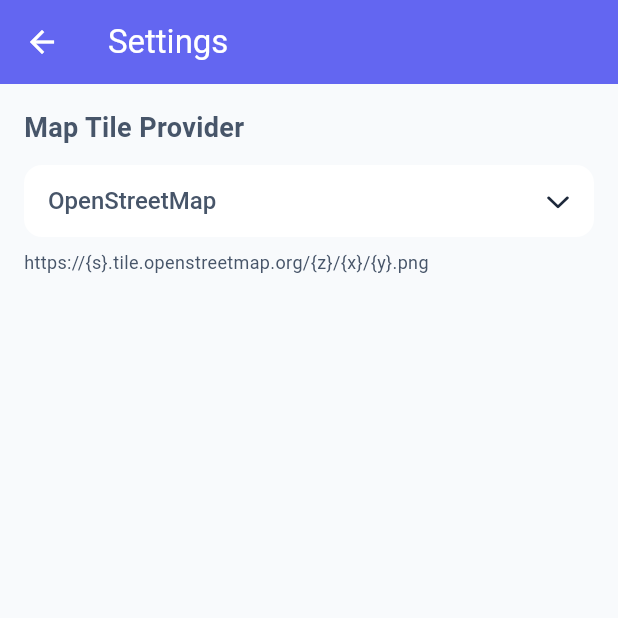
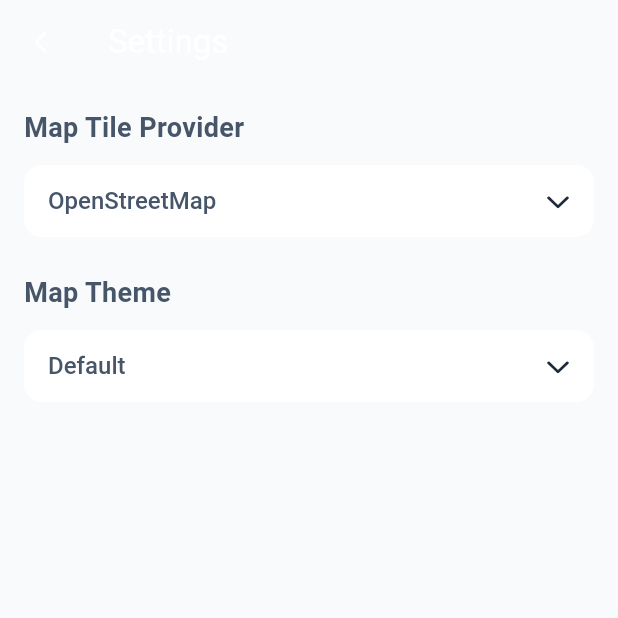
Before and after one commit to ChristianAlessandri/yourworld, a Flutter app: the SettingsScreen screen opened directly, on a phone screen of 412 x 824 dp, the top half of it. Run offline on Flutter 3.47's test engine with Material 3 defaults, Android fonts, the phone set to English and light mode, and no system bars; our stand-ins replace fluentui_system_icons, flutter_map, hive, hive_flutter, latlong2; accounts and stored records are empty; statements that could not run were skipped.

Commit message:
made tailwind palettes and added map theme in settings

```diff
--- a/lib/core/constants/app_colors.dart
+++ b/lib/core/constants/app_colors.dart
@@ -1,84 +1,50 @@
 import 'package:flutter/material.dart';
+import 'package:yourworld/core/constants/tailwind_colors.dart';
 
 class AppColors {
   AppColors._();
 
   // =====================
-  // TAILWIND BASE COLORS
-  // =====================
-  // Indigo
-  static const tailwindIndigo400 = Color(0xFF818CF8);
-  static const tailwindIndigo500 = Color(0xFF6366F1);
-  static const tailwindIndigo600 = Color(0xFF4F46E5);
-
-  // Rose
-  static const tailwindRose400 = Color(0xFFFB7185);
-  static const tailwindRose500 = Color(0xFFF43F5E);
-  static const tailwindRose600 = Color(0xFFE11D48);
-
-  // Slate (neutri, background, testo)
-  static const tailwindSlate50 = Color(0xFFF8FAFC);
-  static const tailwindSlate100 = Color(0xFFF1F5F9);
-  static const tailwindSlate200 = Color(0xFFE2E8F0);
-  static const tailwindSlate400 = Color(0xFF94A3B8);
-  static const tailwindSlate600 = Color(0xFF475569);
-  static const tailwindSlate700 = Color(0xFF334155);
-  static const tailwindSlate800 = Color(0xFF1E293B);
-  static const tailwindSlate900 = Color(0xFF0F172A);
-
-  // Green
-  static const tailwindGreen500 = Color(0xFF22C55E);
-
-  // Red
-  static const tailwindRed500 = Color(0xFFEF4444);
-
-  // Amber
-  static const tailwindAmber500 = Color(0xFFF59E0B);
-
-  // Sky
-  static const tailwindSky500 = Color(0xFF0EA5E9);
-
-  // =====================
   // LIGHT THEME
   // =====================
-  static const lightPrimary = tailwindIndigo500;
-  static const lightPrimaryVariant = tailwindIndigo600;
-  static const lightSecondary = tailwindRose500;
-  static const lightSecondaryVariant = tailwindRose600;
+  static const lightPrimary = TailwindColors.indigo500;
+  static const lightPrimaryVariant = TailwindColors.indigo600;
+  static const lightSecondary = TailwindColors.rose500;
+  static const lightSecondaryVariant = TailwindColors.rose600;
 
-  static const lightBackground = tailwindSlate50;
+  static const lightBackground = TailwindColors.slate50;
   static const lightSurface = Colors.white;
-  static const lightCard = tailwindSlate100;
+  static const lightCard = TailwindColors.slate100;
 
-  static const lightTextPrimary = tailwindSlate800;
-  static const lightTextSecondary = tailwindSlate600;
+  static const lightTextPrimary = TailwindColors.slate800;
+  static const lightTextSecondary = TailwindColors.slate600;
   static const lightTextOnPrimary = Colors.white;
 
-  static const lightDivider = tailwindSlate200;
+  static const lightDivider = TailwindColors.slate200;
 
   // =====================
   // DARK THEME
   // =====================
-  static const darkPrimary = tailwindIndigo400;
-  static const darkPrimaryVariant = tailwindIndigo500;
-  static const darkSecondary = tailwindRose400;
-  static const darkSecondaryVariant = tailwindRose500;
+  static const darkPrimary = TailwindColors.indigo400;
+  static const darkPrimaryVariant = TailwindColors.indigo500;
+  static const darkSecondary = TailwindColors.rose400;
+  static const darkSecondaryVariant = TailwindColors.rose500;
 
-  static const darkBackground = tailwindSlate900;
-  static const darkSurface = tailwindSlate800;
-  static const darkCard = tailwindSlate700;
+  static const darkBackground = TailwindColors.slate900;
+  static const darkSurface = TailwindColors.slate800;
+  static const darkCard = TailwindColors.slate700;
 
-  static const darkTextPrimary = tailwindSlate100;
-  static const darkTextSecondary = tailwindSlate400;
+  static const darkTextPrimary = TailwindColors.slate100;
+  static const darkTextSecondary = TailwindColors.slate400;
   static const darkTextOnPrimary = Colors.white;
 
-  static const darkDivider = tailwindSlate600;
+  static const darkDivider = TailwindColors.slate600;
 
   // =====================
   // STATUS (shared)
   // =====================
-  static const success = tailwindGreen500;
-  static const error = tailwindRed500;
-  static const warning = tailwindAmber500;
-  static const info = tailwindSky500;
+  static const success = TailwindColors.green500;
+  static const error = TailwindColors.red500;
+  static const warning = TailwindColors.amber500;
+  static const info = TailwindColors.sky500;
 }
--- a/lib/core/constants/app_palettes.dart
+++ b/lib/core/constants/map_palettes.dart
@@ -1,4 +1,5 @@
 import 'package:flutter/material.dart';
+import 'package:yourworld/core/constants/tailwind_colors.dart';
 
 class StatusColorPalette {
   final Color visited;
@@ -12,22 +13,22 @@ class StatusColorPalette {
   });
 }
 
-class AppPalettes {
+class MapPalettes {
   static const Map<String, StatusColorPalette> palettes = {
     'default': StatusColorPalette(
-      visited: Colors.blueAccent,
-      lived: Colors.green,
-      want: Colors.orange,
+      visited: TailwindColors.sky500,
+      lived: TailwindColors.violet500,
+      want: TailwindColors.rose500,
     ),
     'dark': StatusColorPalette(
-      visited: Colors.indigo,
-      lived: Colors.teal,
-      want: Colors.deepOrange,
+      visited: TailwindColors.sky700,
+      lived: TailwindColors.violet700,
+      want: TailwindColors.rose700,
     ),
     'pastel': StatusColorPalette(
-      visited: Color(0xFFAEC6CF),
-      lived: Color(0xFFFFB347),
-      want: Color(0xFFFF6961),
+      visited: TailwindColors.sky300,
+      lived: TailwindColors.violet300,
+      want: TailwindColors.rose300,
     ),
   };
 
--- /dev/null
+++ b/lib/core/constants/tailwind_colors.dart
@@ -0,0 +1,292 @@
+import 'package:flutter/material.dart';
+
+class TailwindColors {
+  TailwindColors._();
+
+  // Tailwind v3 default color palette (50–950)
+  // Slate
+  static const slate50 = Color(0xFFF8FAFC);
+  static const slate100 = Color(0xFFF1F5F9);
+  static const slate200 = Color(0xFFE2E8F0);
+  static const slate300 = Color(0xFFCBD5E1);
+  static const slate400 = Color(0xFF94A3B8);
+  static const slate500 = Color(0xFF64748B);
+  static const slate600 = Color(0xFF475569);
+  static const slate700 = Color(0xFF334155);
+  static const slate800 = Color(0xFF1E293B);
+  static const slate900 = Color(0xFF0F172A);
+  static const slate950 = Color(0xFF020617);
+
+  // Gray
+  static const gray50 = Color(0xFFF9FAFB);
+  static const gray100 = Color(0xFFF3F4F6);
+  static const gray200 = Color(0xFFE5E7EB);
+  static const gray300 = Color(0xFFD1D5DB);
+  static const gray400 = Color(0xFF9CA3AF);
+  static const gray500 = Color(0xFF6B7280);
+  static const gray600 = Color(0xFF4B5563);
+  static const gray700 = Color(0xFF374151);
+  static const gray800 = Color(0xFF1F2937);
+  static const gray900 = Color(0xFF111827);
+  static const gray950 = Color(0xFF030712);
+
+  // Zinc
+  static const zinc50 = Color(0xFFFAFAFA);
+  static const zinc100 = Color(0xFFF4F4F5);
+  static const zinc200 = Color(0xFFE4E4E7);
+  static const zinc300 = Color(0xFFD4D4D8);
+  static const zinc400 = Color(0xFFA1A1AA);
+  static const zinc500 = Color(0xFF71717A);
+  static const zinc600 = Color(0xFF52525B);
+  static const zinc700 = Color(0xFF3F3F46);
+  static const zinc800 = Color(0xFF27272A);
+  static const zinc900 = Color(0xFF18181B);
+  static const zinc950 = Color(0xFF09090B);
+
+  // Neutral
+  static const neutral50 = Color(0xFFFAFAFA);
+  static const neutral100 = Color(0xFFF5F5F5);
+  static const neutral200 = Color(0xFFE5E5E5);
+  static const neutral300 = Color(0xFFD4D4D4);
+  static const neutral400 = Color(0xFFA3A3A3);
+  static const neutral500 = Color(0xFF737373);
+  static const neutral600 = Color(0xFF525252);
+  static const neutral700 = Color(0xFF404040);
+  static const neutral800 = Color(0xFF262626);
+  static const neutral900 = Color(0xFF171717);
+  static const neutral950 = Color(0xFF0A0A0A);
+
+  // Stone
+  static const stone50 = Color(0xFFFAFAF9);
+  static const stone100 = Color(0xFFF5F5F4);
+  static const stone200 = Color(0xFFE7E5E4);
+  static const stone300 = Color(0xFFD6D3D1);
+  static const stone400 = Color(0xFFA8A29E);
+  static const stone500 = Color(0xFF78716C);
+  static const stone600 = Color(0xFF57534E);
+  static const stone700 = Color(0xFF44403C);
+  static const stone800 = Color(0xFF292524);
+  static const stone900 = Color(0xFF1C1917);
+  static const stone950 = Color(0xFF0C0A09);
+
+  // Red
+  static const red50 = Color(0xFFFEF2F2);
+  static const red100 = Color(0xFFFEE2E2);
+  static const red200 = Color(0xFFFECACA);
+  static const red300 = Color(0xFFFCA5A5);
+  static const red400 = Color(0xFFF87171);
+  static const red500 = Color(0xFFEF4444);
+  static const red600 = Color(0xFFDC2626);
+  static const red700 = Color(0xFFB91C1C);
+  static const red800 = Color(0xFF991B1B);
+  static const red900 = Color(0xFF7F1D1D);
+  static const red950 = Color(0xFF450A0A);
+
+  // Orange
+  static const orange50 = Color(0xFFFFF7ED);
+  static const orange100 = Color(0xFFFFEDD5);
+  static const orange200 = Color(0xFFFED7AA);
+  static const orange300 = Color(0xFFFDBA74);
+  static const orange400 = Color(0xFFFB923C);
+  static const orange500 = Color(0xFFF97316);
+  static const orange600 = Color(0xFFEA580C);
+  static const orange700 = Color(0xFFC2410C);
+  static const orange800 = Color(0xFF9A3412);
+  static const orange900 = Color(0xFF7C2D12);
+  static const orange950 = Color(0xFF431407);
+
+  // Amber
+  static const amber50 = Color(0xFFFFFBEB);
+  static const amber100 = Color(0xFFFEF3C7);
+  static const amber200 = Color(0xFFFDE68A);
+  static const amber300 = Color(0xFFFCD34D);
+  static const amber400 = Color(0xFFFBBF24);
+  static const amber500 = Color(0xFFF59E0B);
+  static const amber600 = Color(0xFFD97706);
+  static const amber700 = Color(0xFFB45309);
+  static const amber800 = Color(0xFF92400E);
+  static const amber900 = Color(0xFF78350F);
+  static const amber950 = Color(0xFF451A03);
+
+  // Yellow
+  static const yellow50 = Color(0xFFFEFCE8);
+  static const yellow100 = Color(0xFFFEF9C3);
+  static const yellow200 = Color(0xFFFEF08A);
+  static const yellow300 = Color(0xFFFDE047);
+  static const yellow400 = Color(0xFFFACC15);
+  static const yellow500 = Color(0xFFEAB308);
+  static const yellow600 = Color(0xFFCA8A04);
+  static const yellow700 = Color(0xFFA16207);
+  static const yellow800 = Color(0xFF854D0E);
+  static const yellow900 = Color(0xFF713F12);
+  static const yellow950 = Color(0xFF422006);
+
+  // Lime
+  static const lime50 = Color(0xFFF7FEE7);
+  static const lime100 = Color(0xFFECFCCB);
+  static const lime200 = Color(0xFFD9F99D);
+  static const lime300 = Color(0xFFBEF264);
+  static const lime400 = Color(0xFFA3E635);
+  static const lime500 = Color(0xFF84CC16);
+  static const lime600 = Color(0xFF65A30D);
+  static const lime700 = Color(0xFF4D7C0F);
+  static const lime800 = Color(0xFF3F6212);
+  static const lime900 = Color(0xFF365314);
+  static const lime950 = Color(0xFF1A2E05);
+
+  // Green
+  static const green50 = Color(0xFFF0FDF4);
+  static const green100 = Color(0xFFDCFCE7);
+  static const green200 = Color(0xFFBBF7D0);
+  static const green300 = Color(0xFF86EFAC);
+  static const green400 = Color(0xFF4ADE80);
+  static const green500 = Color(0xFF22C55E);
+  static const green600 = Color(0xFF16A34A);
+  static const green700 = Color(0xFF15803D);
+  static const green800 = Color(0xFF166534);
+  static const green900 = Color(0xFF14532D);
+  static const green950 = Color(0xFF052E16);
+
+  // Emerald
+  static const emerald50 = Color(0xFFECFDF5);
+  static const emerald100 = Color(0xFFD1FAE5);
+  static const emerald200 = Color(0xFFA7F3D0);
+  static const emerald300 = Color(0xFF6EE7B7);
+  static const emerald400 = Color(0xFF34D399);
+  static const emerald500 = Color(0xFF10B981);
+  static const emerald600 = Color(0xFF059669);
+  static const emerald700 = Color(0xFF047857);
+  static const emerald800 = Color(0xFF065F46);
+  static const emerald900 = Color(0xFF064E3B);
+  static const emerald950 = Color(0xFF022C22);
+
+  // Teal
+  static const teal50 = Color(0xFFF0FDFA);
+  static const teal100 = Color(0xFFCCFBF1);
+  static const teal200 = Color(0xFF99F6E4);
+  static const teal300 = Color(0xFF5EEAD4);
+  static const teal400 = Color(0xFF2DD4BF);
+  static const teal500 = Color(0xFF14B8A6);
+  static const teal600 = Color(0xFF0D9488);
+  static const teal700 = Color(0xFF0F766E);
+  static const teal800 = Color(0xFF115E59);
+  static const teal900 = Color(0xFF134E4A);
+  static const teal950 = Color(0xFF042F2E);
+
+  // Cyan
+  static const cyan50 = Color(0xFFECFEFF);
+  static const cyan100 = Color(0xFFCFFAFE);
+  static const cyan200 = Color(0xFFA5F3FC);
+  static const cyan300 = Color(0xFF67E8F9);
+  static const cyan400 = Color(0xFF22D3EE);
+  static const cyan500 = Color(0xFF06B6D4);
+  static const cyan600 = Color(0xFF0891B2);
+  static const cyan700 = Color(0xFF0E7490);
+  static const cyan800 = Color(0xFF155E75);
+  static const cyan900 = Color(0xFF164E63);
+  static const cyan950 = Color(0xFF083344);
+
+  // Sky
+  static const sky50 = Color(0xFFF0F9FF);
+  static const sky100 = Color(0xFFE0F2FE);
+  static const sky200 = Color(0xFFBAE6FD);
+  static const sky300 = Color(0xFF7DD3FC);
+  static const sky400 = Color(0xFF38BDF8);
+  static const sky500 = Color(0xFF0EA5E9);
+  static const sky600 = Color(0xFF0284C7);
+  static const sky700 = Color(0xFF0369A1);
+  static const sky800 = Color(0xFF075985);
+  static const sky900 = Color(0xFF0C4A6E);
+  static const sky950 = Color(0xFF082F49);
+
+  // Blue
+  static const blue50 = Color(0xFFEFF6FF);
+  static const blue100 = Color(0xFFDBEAFE);
+  static const blue200 = Color(0xFFBFDBFE);
+  static const blue300 = Color(0xFF93C5FD);
+  static const blue400 = Color(0xFF60A5FA);
+  static const blue500 = Color(0xFF3B82F6);
+  static const blue600 = Color(0xFF2563EB);
+  static const blue700 = Color(0xFF1D4ED8);
+  static const blue800 = Color(0xFF1E40AF);
+  static const blue900 = Color(0xFF1E3A8A);
+  static const blue950 = Color(0xFF3B0764);
+
+  // Indigo
+  static const indigo50 = Color(0xFFEEF2FF);
+  static const indigo100 = Color(0xFFE0E7FF);
+  static const indigo200 = Color(0xFFC7D2FE);
+  static const indigo300 = Color(0xFFA5B4FC);
+  static const indigo400 = Color(0xFF818CF8);
+  static const indigo500 = Color(0xFF6366F1);
+  static const indigo600 = Color(0xFF4F46E5);
+  static const indigo700 = Color(0xFF4338CA);
+  static const indigo800 = Color(0xFF3730A3);
+  static const indigo900 = Color(0xFF312E81);
+  static const indigo950 = Color(0xFF1E1B4B);
+
+  // Violet
+  static const violet50 = Color(0xFFF5F3FF);
+  static const violet100 = Color(0xFFEDE9FE);
+  static const violet200 = Color(0xFFDDD6FE);
+  static const violet300 = Color(0xFFC4B5FD);
+  static const violet400 = Color(0xFFA78BFA);
+  static const violet500 = Color(0xFF8B5CF6);
+  static const violet600 = Color(0xFF7C3AED);
+  static const violet700 = Color(0xFF6D28D9);
+  static const violet800 = Color(0xFF5B21B6);
+  static const violet900 = Color(0xFF4C1D95);
+  static const violet950 = Color(0xFF32126B);
+
+  // Purple
+  static const purple50 = Color(0xFFFAF5FF);
+  static const purple100 = Color(0xFFF3E8FF);
+  static const purple200 = Color(0xFFE9D5FF);
+  static const purple300 = Color(0xFFD8B4FE);
+  static const purple400 = Color(0xFFC084FC);
+  static const purple500 = Color(0xFFA855F7);
+  static const purple600 = Color(0xFF9333EA);
+  static const purple700 = Color(0xFF7E22CE);
+  static const purple800 = Color(0xFF6B21A8);
+  static const purple900 = Color(0xFF581C87);
+  static const purple950 = Color(0xFF3D0764);
+
+  // Fuchsia
+  static const fuchsia50 = Color(0xFFFDF4FF);
+  static const fuchsia100 = Color(0xFFFAE8FF);
+  static const fuchsia200 = Color(0xFFF5D0FE);
+  static const fuchsia300 = Color(0xFFF0ABFC);
+  static const fuchsia400 = Color(0xFFE879F9);
+  static const fuchsia500 = Color(0xFFD946EF);
+  static const fuchsia600 = Color(0xFFC026D3);
+  static const fuchsia700 = Color(0xFFA21CAF);
+  static const fuchsia800 = Color(0xFF86198F);
+  static const fuchsia900 = Color(0xFF701A75);
+  static const fuchsia950 = Color(0xFF4A044E);
+
+  // Pink
+  static const pink50 = Color(0xFFFDF2F8);
+  static const pink100 = Color(0xFFFCE7F3);
+  static const pink200 = Color(0xFFFBCFE8);
+  static const pink300 = Color(0xFFF9A8D4);
+  static const pink400 = Color(0xFFF472B6);
+  static const pink500 = Color(0xFFEC4899);
+  static const pink600 = Color(0xFFDB2777);
+  static const pink700 = Color(0xFFBE185D);
+  static const pink800 = Color(0xFF9D174D);
+  static const pink900 = Color(0xFF831843);
+  static const pink950 = Color(0xFF500724);
+
+  // Rose
+  static const rose50 = Color(0xFFFFF1F2);
+  static const rose100 = Color(0xFFFFE4E6);
+  static const rose200 = Color(0xFFFECDD3);
+  static const rose300 = Color(0xFFFDA4AF);
+  static const rose400 = Color(0xFFFB7185);
+  static const rose500 = Color(0xFFF43F5E);
+  static const rose600 = Color(0xFFE11D48);
+  static const rose700 = Color(0xFFBE123C);
+  static const rose800 = Color(0xFF9F1239);
+  static const rose900 = Color(0xFF881337);
+  static const rose950 = Color(0xFF4C0519);
+}
--- a/lib/presentation/screens/map_screen.dart
+++ b/lib/presentation/screens/map_screen.dart
@@ -6,7 +6,7 @@ import 'package:yourworld/core/constants/app_buttons.dart';
 import 'package:yourworld/core/constants/app_colors.dart';
 import 'package:yourworld/core/constants/app_constants.dart';
 import 'package:yourworld/core/constants/app_dropdown.dart';
-import 'package:yourworld/core/constants/app_palettes.dart';
+import 'package:yourworld/core/constants/map_palettes.dart';
 import 'package:yourworld/core/hive/app_hive.dart';
 import 'package:yourworld/core/services/country_service.dart';
 import 'package:yourworld/core/user_settings/user_settings_manager.dart';
@@ -104,7 +104,7 @@ class _MapScreenState extends State<MapScreen> {
             .map((p) => Polygon(
                   points: p.points,
                   color: color,
-                  borderColor: Colors.black,
+                  borderColor: Colors.transparent,
                   borderStrokeWidth: 1.0,
                 ))
             .toList();
@@ -118,15 +118,15 @@ class _MapScreenState extends State<MapScreen> {
 
   Color _getColorForStatus(CountryStatus status) {
     final paletteKey = UserSettingsManager.settings.mapTheme;
-    final palette = AppPalettes.getPalette(paletteKey);
+    final palette = MapPalettes.getPalette(paletteKey);
 
     switch (status) {
       case CountryStatus.visited:
-        return palette.visited.withAlpha(128);
+        return palette.visited;
       case CountryStatus.lived:
-        return palette.lived.withAlpha(128);
+        return palette.lived;
       case CountryStatus.want:
-        return palette.want.withAlpha(128);
+        return palette.want;
       default:
         return Colors.transparent;
     }
--- a/lib/presentation/screens/settings_screen.dart
+++ b/lib/presentation/screens/settings_screen.dart
@@ -1,7 +1,10 @@
+import 'package:fluentui_system_icons/fluentui_system_icons.dart';
 import 'package:flutter/material.dart';
+import 'package:yourworld/core/constants/map_palettes.dart';
 import 'package:yourworld/core/user_settings/map_url_templates.dart';
 import 'package:yourworld/core/user_settings/user_settings_manager.dart';
 import 'package:yourworld/core/constants/app_dropdown.dart';
+import 'package:yourworld/core/utils/utils.dart';
 
 class SettingsScreen extends StatefulWidget {
   const SettingsScreen({super.key});
@@ -12,11 +15,13 @@ class SettingsScreen extends StatefulWidget {
 
 class _SettingsScreenState extends State<SettingsScreen> {
   late String selectedUrl;
+  late String selectedTheme;
 
   @override
   void initState() {
     super.initState();
     selectedUrl = UserSettingsManager.settings.mapUrlTemplate;
+    selectedTheme = UserSettingsManager.settings.mapTheme;
   }
 
   void _onMapUrlChanged(String? newUrl) {
@@ -27,15 +32,30 @@ class _SettingsScreenState extends State<SettingsScreen> {
     UserSettingsManager.setMapUrlTemplate(newUrl);
   }
 
+  void _onMapThemeChanged(String? newTheme) {
+    if (newTheme == null) return;
+    setState(() {
+      selectedTheme = newTheme;
+    });
+    UserSettingsManager.setMapTheme(newTheme);
+  }
+
   @override
   Widget build(BuildContext context) {
     return Scaffold(
-      appBar: AppBar(title: const Text('Settings')),
+      appBar: AppBar(
+        title: const Text('Settings'),
+        backgroundColor: Colors.transparent,
+        leading: IconButton(
+          icon: const Icon(FluentIcons.chevron_left_20_filled),
+          onPressed: () => Navigator.of(context).pop(),
+        ),
+      ),
       body: Padding(
         padding: const EdgeInsets.all(16),
-        child: Column(
-          crossAxisAlignment: CrossAxisAlignment.start,
+        child: ListView(
           children: [
+            // Map Tile Provider Dropdown
             const Text(
               'Map Tile Provider',
               style: TextStyle(fontSize: 18, fontWeight: FontWeight.bold),
@@ -57,13 +77,24 @@ class _SettingsScreenState extends State<SettingsScreen> {
               ),
               onChanged: _onMapUrlChanged,
             ),
-            const SizedBox(height: 8),
-            Text(
-              selectedUrl,
-              style: TextStyle(
-                fontSize: 12,
-                color: Theme.of(context).textTheme.bodySmall?.color,
-              ),
+            const SizedBox(height: 24),
+
+            // Map Theme Dropdown
+            const Text(
+              'Map Theme',
+              style: TextStyle(fontSize: 18, fontWeight: FontWeight.bold),
+            ),
+            const SizedBox(height: 12),
+            AppDropdown.themedDropdown<String>(
+              context: context,
+              value: selectedTheme,
+              items: MapPalettes.paletteKeys.map((themeKey) {
+                return DropdownMenuItem(
+                  value: themeKey,
+                  child: Text(Utils.capitalize(themeKey.replaceAll('_', ' '))),
+                );
+              }).toList(),
+              onChanged: _onMapThemeChanged,
             ),
           ],
         ),
```
